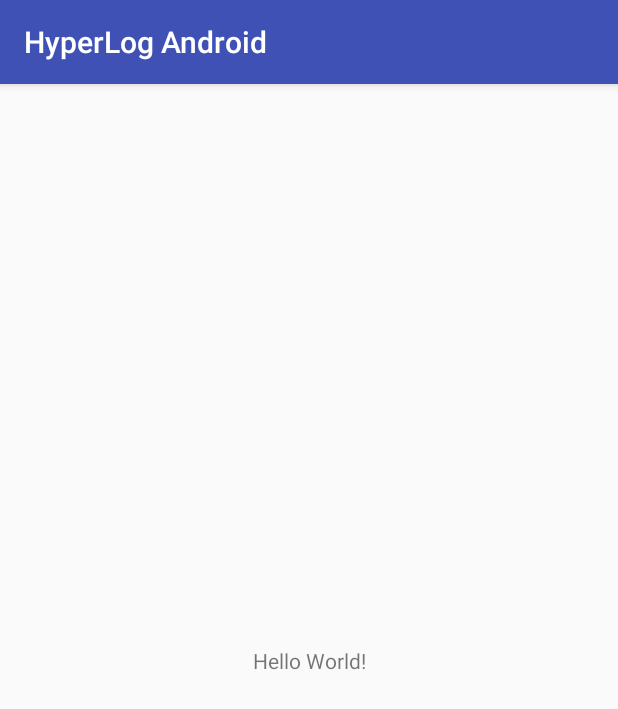
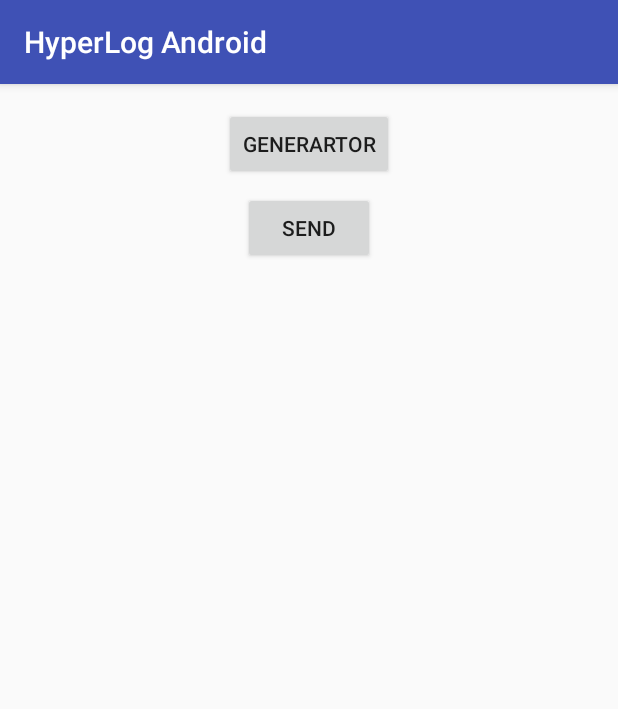
Before and after one commit to kazimdsaidul/HyperLogAndroid, an Android app: the screen it shows after launch (MainActivity), on a phone screen of 412 x 824 dp. Shown: the top 709 px of the screen. Run offline under Robolectric (Android 15) with nearby library versions, the phone set to English and light mode, and no system bars; libraries missing offline, so code that uses them is left out: com.hypertrack.hyperlog; 5 statements that could not run were skipped.

```diff
--- a/app/build.gradle
+++ b/app/build.gradle
@@ -25,5 +25,5 @@ dependencies {
     testImplementation 'junit:junit:4.12'
     androidTestImplementation 'com.android.support.test:runner:1.0.1'
     androidTestImplementation 'com.android.support.test.espresso:espresso-core:3.0.1'
-
+    compile 'com.hypertrack:hyperlog:0.0.7'
 }
--- a/app/src/main/AndroidManifest.xml
+++ b/app/src/main/AndroidManifest.xml
@@ -1,6 +1,10 @@
 <?xml version="1.0" encoding="utf-8"?>
 <manifest xmlns:android="http://schemas.android.com/apk/res/android"
           package="sadiul.com.hyperlogandroid">
+
+    <uses-permission android:name="android.permission.INTERNET">
+
+    </uses-permission>
 
     <application
         android:allowBackup="true"
--- a/app/src/main/java/sadiul/com/hyperlogandroid/MainActivity.java
+++ b/app/src/main/java/sadiul/com/hyperlogandroid/MainActivity.java
@@ -1,13 +1,77 @@
 package sadiul.com.hyperlogandroid;
 
+import android.os.Bundle;
+import android.support.annotation.NonNull;
 import android.support.v7.app.AppCompatActivity;
-import android.os.Bundle;
+import android.util.Log;
+import android.view.View;
+import android.widget.Button;
+
+import com.hypertrack.hyperlog.HLCallback;
+import com.hypertrack.hyperlog.HyperLog;
+import com.hypertrack.hyperlog.error.HLErrorResponse;
 
 public class MainActivity extends AppCompatActivity {
+
+    private static final String TAG = MainActivity.class.getName();
+
+
+    private Button btGenerator;
+    private Button btSend;
 
     @Override
     protected void onCreate(Bundle savedInstanceState) {
         super.onCreate(savedInstanceState);
         setContentView(R.layout.activity_main);
+
+        HyperLog.initialize(this);
+        HyperLog.setLogLevel(Log.VERBOSE);
+
+
+        HyperLog.d(TAG,"Debug Log");
+        HyperLog.d(TAG,"Debug Log22");
+        HyperLog.d("1", "2");
+
+
+        btGenerator = findViewById(R.id.btGenerator);
+        btSend = findViewById(R.id.btSend);
+
+
+        btGenerator.setOnClickListener(new View.OnClickListener() {
+
+            @Override
+            public void onClick(View v) {
+
+                long l = System.currentTimeMillis();
+                HyperLog.e("saidul", "saidul");
+
+            }
+        });
+
+
+        btSend.setOnClickListener(new View.OnClickListener() {
+            @Override
+            public void onClick(View v) {
+
+                HyperLog.setURL("https://requestb.in/sl9lsysl");
+               HyperLog.pushLogs(MainActivity.this, false, new HLCallback() {
+                    @Override
+                    public void onSuccess(@NonNull Object response) {
+                        Log.e(TAG, "onSuccess: ");
+                    }
+
+                    @Override
+                    public void onError(@NonNull HLErrorResponse HLErrorResponse) {
+
+                        Log.e(TAG, "onError: ");
+                    }
+                });
+            }
+        });
+
+
+
+
+
     }
 }
--- a/app/src/main/res/layout/activity_main.xml
+++ b/app/src/main/res/layout/activity_main.xml
@@ -7,13 +7,23 @@
     android:layout_height="match_parent"
     tools:context="sadiul.com.hyperlogandroid.MainActivity">
 
-    <TextView
+    <Button
+        android:id="@+id/btGenerator"
         android:layout_width="wrap_content"
         android:layout_height="wrap_content"
-        android:text="Hello World!"
-        app:layout_constraintBottom_toBottomOf="parent"
+        android:layout_marginTop="16dp"
+        android:text="Generartor"
         app:layout_constraintLeft_toLeftOf="parent"
         app:layout_constraintRight_toRightOf="parent"
         app:layout_constraintTop_toTopOf="parent"/>
 
+    <Button
+        android:id="@+id/btSend"
+        android:layout_width="wrap_content"
+        android:layout_height="wrap_content"
+        android:layout_marginTop="8dp"
+        android:text="Send"
+        app:layout_constraintLeft_toLeftOf="parent"
+        app:layout_constraintRight_toRightOf="parent"
+        app:layout_constraintTop_toBottomOf="@+id/btGenerator"/>
 </android.support.constraint.ConstraintLayout>
```
